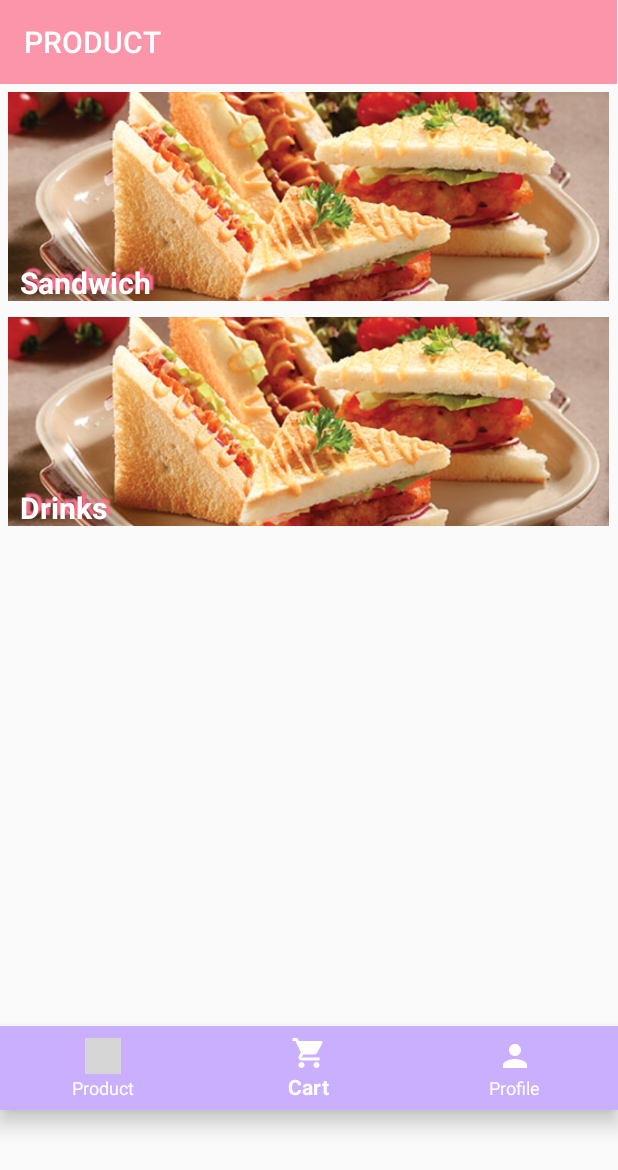
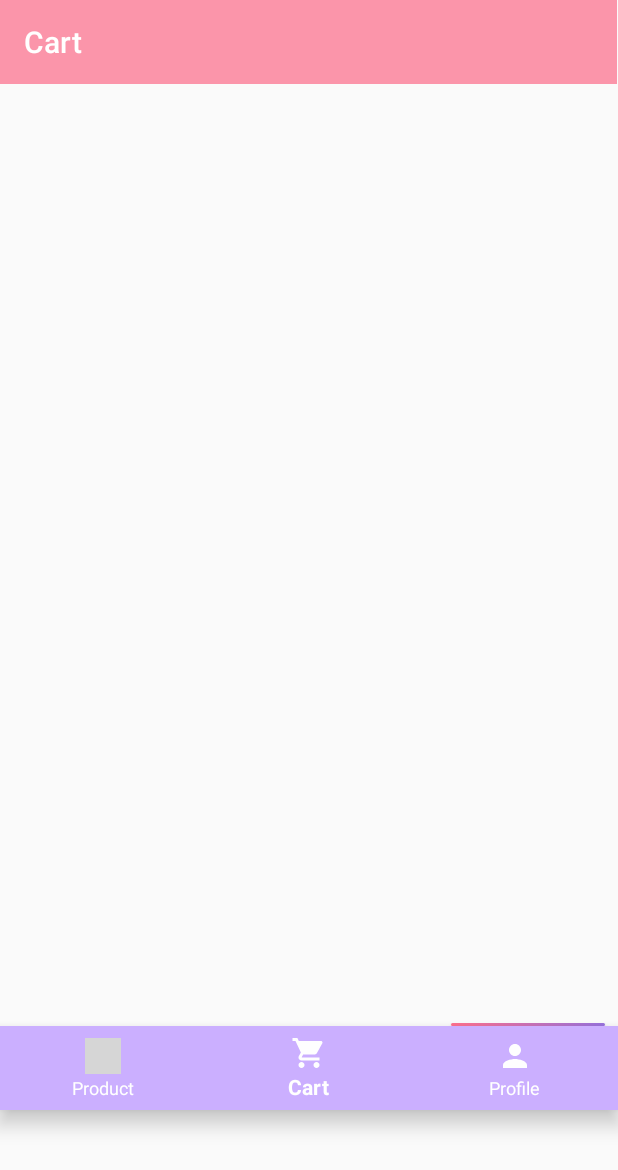
Before and after one commit to hungfq/moblie, an Android app: the CategoryProductFragment screen opened directly, with no data from a screen before it, item 2 of the bottom bar chosen, on a phone screen of 412 x 824 dp. Shown: the top 1170 px of the screen. Run offline under Robolectric (Android 15) with nearby library versions, the phone set to English and light mode, and no system bars; grey boxes are pictures that could not be loaded.

Commit message:
design Cart UI

```diff
--- /dev/null
+++ b/app/src/main/java/hcmute/edu/vn/mssv18110276/CartAdapter.java
@@ -0,0 +1,4 @@
+package hcmute.edu.vn.mssv18110276;
+
+public class CartAdapter {
+}
--- /dev/null
+++ b/app/src/main/java/hcmute/edu/vn/mssv18110276/CartFragment.java
@@ -0,0 +1,64 @@
+package hcmute.edu.vn.mssv18110276;
+
+import android.os.Bundle;
+
+import androidx.fragment.app.Fragment;
+
+import android.view.LayoutInflater;
+import android.view.View;
+import android.view.ViewGroup;
+
+/**
+ * A simple {@link Fragment} subclass.
+ * Use the {@link CartFragment#newInstance} factory method to
+ * create an instance of this fragment.
+ */
+public class CartFragment extends Fragment {
+
+    // TODO: Rename parameter arguments, choose names that match
+    // the fragment initialization parameters, e.g. ARG_ITEM_NUMBER
+    private static final String ARG_PARAM1 = "param1";
+    private static final String ARG_PARAM2 = "param2";
+
+    // TODO: Rename and change types of parameters
+    private String mParam1;
+    private String mParam2;
+
+    public CartFragment() {
+        // Required empty public constructor
+    }
+
+    /**
+     * Use this factory method to create a new instance of
+     * this fragment using the provided parameters.
+     *
+     * @param param1 Parameter 1.
+     * @param param2 Parameter 2.
+     * @return A new instance of fragment CartFragment.
+     */
+    // TODO: Rename and change types and number of parameters
+    public static CartFragment newInstance(String param1, String param2) {
+        CartFragment fragment = new CartFragment();
+        Bundle args = new Bundle();
+        args.putString(ARG_PARAM1, param1);
+        args.putString(ARG_PARAM2, param2);
+        fragment.setArguments(args);
+        return fragment;
+    }
+
+    @Override
+    public void onCreate(Bundle savedInstanceState) {
+        super.onCreate(savedInstanceState);
+        if (getArguments() != null) {
+            mParam1 = getArguments().getString(ARG_PARAM1);
+            mParam2 = getArguments().getString(ARG_PARAM2);
+        }
+    }
+
+    @Override
+    public View onCreateView(LayoutInflater inflater, ViewGroup container,
+                             Bundle savedInstanceState) {
+        // Inflate the layout for this fragment
+        return inflater.inflate(R.layout.fragment_cart, container, false);
+    }
+}
--- a/app/src/main/java/hcmute/edu/vn/mssv18110276/CategoryProductFragment.java
+++ b/app/src/main/java/hcmute/edu/vn/mssv18110276/CategoryProductFragment.java
@@ -57,7 +57,7 @@ public class CategoryProductFragment extends Fragment {
     public View onCreateView(LayoutInflater inflater, ViewGroup container,
                              Bundle savedInstanceState) {
         // Inflate the layout for this fragment
-        View view = inflater.inflate(R.layout.fragment_category_product, container, false);
+        View view = inflater.inflate(R.layout.activity_category_product, container, false);
 
         db = new DatabaseHandler(getContext());
         lCategoryProducts = db.getListCategoryProduct();
--- a/app/src/main/java/hcmute/edu/vn/mssv18110276/MainActivity.java
+++ b/app/src/main/java/hcmute/edu/vn/mssv18110276/MainActivity.java
@@ -39,6 +39,8 @@ public class MainActivity extends AppCompatActivity {
                     loadFragment(fragment);
                     return true;
                 case R.id.navigation_cart:
+                    fragment = new CartFragment();
+                    loadFragment(fragment);
                     return true;
                 case R.id.navigation_profile:
                     return true;
--- /dev/null
+++ b/app/src/main/res/drawable/ic_baseline_add_24.xml
@@ -0,0 +1,5 @@
+<vector android:alpha="0.99" android:height="24dp"
+    android:tint="#030303" android:viewportHeight="24"
+    android:viewportWidth="24" android:width="24dp" xmlns:android="http://schemas.android.com/apk/res/android">
+    <path android:fillColor="@android:color/white" android:pathData="M19,13h-6v6h-2v-6H5v-2h6V5h2v6h6v2z"/>
+</vector>
--- /dev/null
+++ b/app/src/main/res/drawable/ic_baseline_arrow_back_24.xml
@@ -0,0 +1,5 @@
+<vector android:alpha="0.99" android:height="24dp"
+    android:tint="#FDFCFC" android:viewportHeight="24"
+    android:viewportWidth="24" android:width="24dp" xmlns:android="http://schemas.android.com/apk/res/android">
+    <path android:fillColor="@android:color/white" android:pathData="M20,11H7.83l5.59,-5.59L12,4l-8,8 8,8 1.41,-1.41L7.83,13H20v-2z"/>
+</vector>
--- /dev/null
+++ b/app/src/main/res/drawable/ic_baseline_remove_24.xml
@@ -0,0 +1,5 @@
+<vector android:alpha="0.99" android:height="24dp"
+    android:tint="#030303" android:viewportHeight="24"
+    android:viewportWidth="24" android:width="24dp" xmlns:android="http://schemas.android.com/apk/res/android">
+    <path android:fillColor="@android:color/white" android:pathData="M19,13H5v-2h14v2z"/>
+</vector>
--- /dev/null
+++ b/app/src/main/res/drawable/my_edittext_number.xml
@@ -0,0 +1,3 @@
+<?xml version="1.0" encoding="utf-8"?>
+<shape android:shape="rectangle" xmlns:android="http://schemas.android.com/apk/res/android">
+</shape>
--- a/app/src/main/res/layout/activity_product.xml
+++ b/app/src/main/res/layout/activity_product.xml
@@ -14,6 +14,7 @@
         android:background="?attr/colorPrimary"
         android:minHeight="?attr/actionBarSize"
         android:theme="?attr/actionBarTheme"
+        app:logo="@drawable/ic_baseline_arrow_back_24"
         app:title="@string/appbar_product"
         app:titleTextColor="@color/white" />
 
--- /dev/null
+++ b/app/src/main/res/layout/fragment_cart.xml
@@ -0,0 +1,67 @@
+<?xml version="1.0" encoding="utf-8"?>
+<FrameLayout xmlns:android="http://schemas.android.com/apk/res/android"
+    xmlns:app="http://schemas.android.com/apk/res-auto"
+    xmlns:tools="http://schemas.android.com/tools"
+    android:layout_width="match_parent"
+    android:layout_height="match_parent"
+    tools:context=".CartFragment">
+
+    <!-- TODO: Update blank fragment layout -->
+    <LinearLayout
+        android:layout_width="match_parent"
+        android:layout_height="match_parent"
+        android:orientation="vertical">
+
+        <androidx.appcompat.widget.Toolbar
+            android:id="@+id/toolbar_appbar"
+            android:layout_width="match_parent"
+            android:layout_height="?attr/actionBarSize"
+            android:background="?attr/colorPrimary"
+            android:minHeight="?attr/actionBarSize"
+            android:theme="?attr/actionBarTheme"
+            app:title="@string/title_cart"
+            app:titleTextColor="@color/white" />
+
+        <androidx.recyclerview.widget.RecyclerView
+            android:id="@+id/item_cart"
+            android:layout_width="match_parent"
+            android:layout_height="626dp">
+
+        </androidx.recyclerview.widget.RecyclerView>
+
+        <LinearLayout
+            android:layout_width="match_parent"
+            android:layout_height="wrap_content">
+
+
+            <CheckBox
+                android:id="@+id/cb_all_item"
+                android:layout_width="108dp"
+                android:layout_height="wrap_content"
+                android:text="All Items" />
+
+            <TextView
+                android:id="@+id/tv_totalprice"
+                android:layout_width="wrap_content"
+                android:layout_height="wrap_content"
+                android:layout_weight="1"
+                android:gravity="right"
+                android:paddingRight="10dp"
+                android:text="2000000"
+                android:textColor="@color/purple"
+                android:textSize="20dp"
+                tools:textStyle="bold" />
+
+            <Button
+                android:id="@+id/btn_place_order"
+                android:layout_width="wrap_content"
+                android:layout_height="wrap_content"
+                android:layout_marginRight="8dp"
+                android:background="@drawable/my_button"
+                android:padding="6dp"
+                android:text="Place Order"
+                android:textColor="@color/white" />
+        </LinearLayout>
+    </LinearLayout>
+
+</FrameLayout>
--- a/app/src/main/res/values/colors.xml
+++ b/app/src/main/res/values/colors.xml
@@ -8,4 +8,8 @@
     <color name="black">#FF000000</color>
     <color name="white">#FFFFFFFF</color>
     <color name="bgBottomNavigation">#CBAFFF</color>
+    <color name="babypink">#FB95AA</color>
+    <color name="pink">#FF718E</color>
+    <color name="purple_pastel">#CBAFFF</color>
+    <color name="purple">#9872DD</color>
 </resources>
```
Also changed, not shown: app/src/main/java/hcmute/edu/vn/mssv18110276/Cart.java (added, +43 -0 lines), app/src/main/java/hcmute/edu/vn/mssv18110276/ProductActivity.java (+12 -0 lines), app/src/main/java/hcmute/edu/vn/mssv18110276/ProductAdapter.java (+8 -1 lines), app/src/main/res/layout/item_cart.xml (added, +122 -0 lines).
